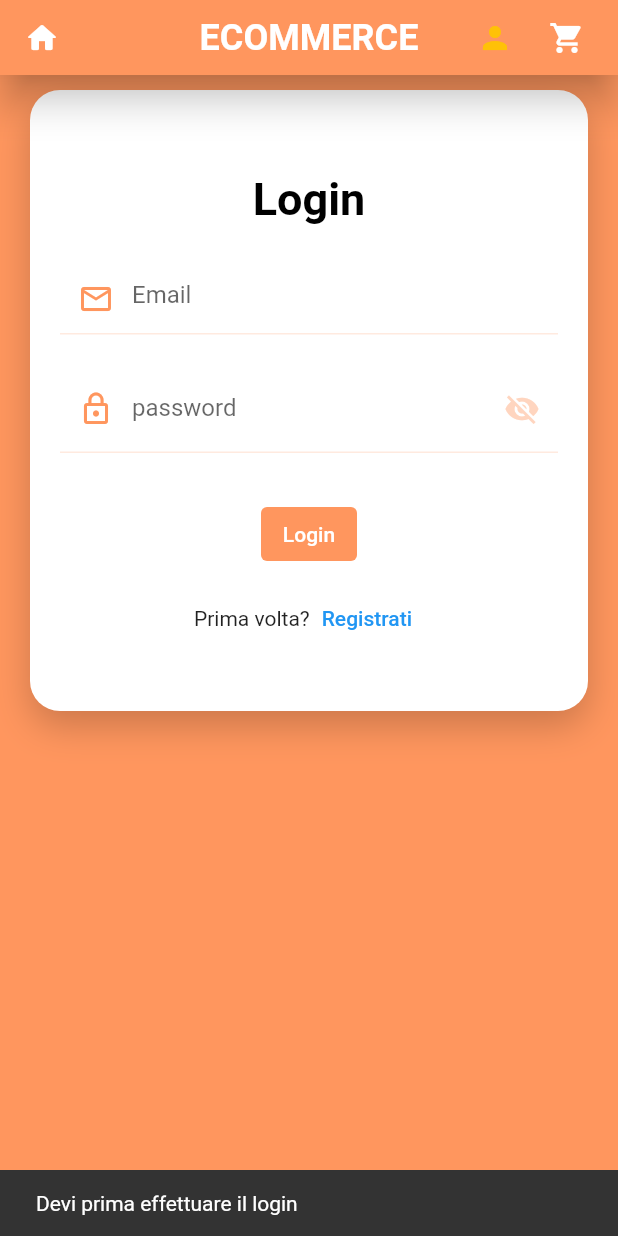
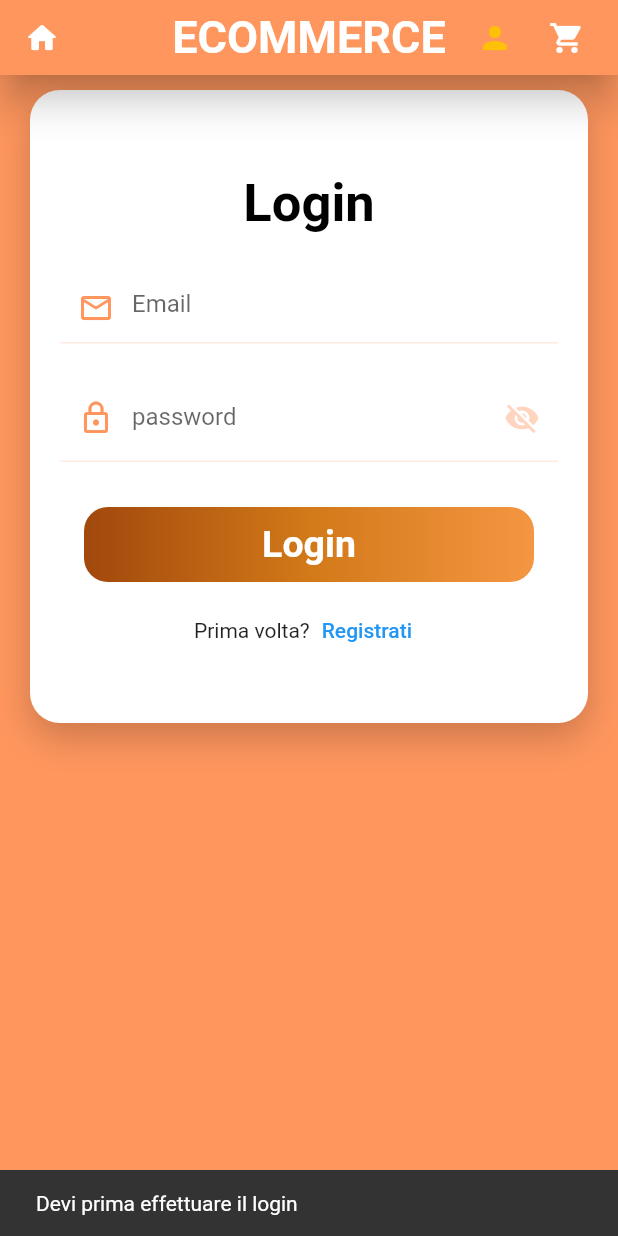
Before and after one commit to simoneloop/ecommerce-view, a Flutter app: the screen it shows after launch, after a tap on the "person" icon, on a phone screen of 412 x 824 dp. Run offline on Flutter 3.47's test engine with Material 2 defaults, Android fonts, the phone set to English and light mode, and no system bars; missing offline and left inert: dart:html, dart:js; network calls fail; Roboto replaces fonts that are missing (Poppins).

Commit message:
new awesome features

```diff
--- a/lib/Uti/Consts.dart
+++ b/lib/Uti/Consts.dart
@@ -68,6 +68,13 @@ class Consts{
       Color(0xFF42A5F5),
     ],
   );
+  static const LinearGradient kOrangeGradient=LinearGradient(
+    colors: <Color>[
+      Color(0xFFA1480D),
+      Color(0xFFD27919),
+      Color(0xFFF59642),
+    ],
+  );
   static const double kToolbarHeight=50;
   static const Color BRACCIALE_COLOR=Color(0xffd4b483);
   static const Color ORECCHINO_COLOR=Color(0xffccfbfe);
--- a/lib/main.dart
+++ b/lib/main.dart
@@ -33,22 +33,22 @@ class MyApp extends StatelessWidget {
           headline1: TextStyle(fontSize: 40,  fontWeight: FontWeight.w700,
             color: Colors.black,),
           headline2: TextStyle(
+            fontSize: 35,
+            fontWeight: FontWeight.w700,
+            color: Colors.black,
+          ),
+          headline3: TextStyle(
             fontSize: 30,
             fontWeight: FontWeight.w700,
             color: Colors.black,
           ),
-          headline3: TextStyle(
-            fontSize: 24.0,
-            fontWeight: FontWeight.w700,
-            color: Colors.black,
-          ),
           headline4: TextStyle(
-            fontSize: 17,
+            fontSize: 25,
             fontWeight: FontWeight.normal,
             color: Colors.black,
           ),
           headline5: TextStyle(
-            fontSize: 13,
+            fontSize: 20,
             fontWeight: FontWeight.normal,
             color: Colors.black,
           ),
--- a/lib/pages/LoginPage.dart
+++ b/lib/pages/LoginPage.dart
@@ -2,6 +2,7 @@ import 'dart:html';
 import 'dart:ui';
 
 import 'package:ecommerce_view/widgets/AppBarWidget.dart';
+import 'package:ecommerce_view/widgets/CoolTextButton.dart';
 import 'package:ecommerce_view/widgets/ProgressHUD.dart';
 import 'package:flutter/material.dart';
 import 'package:flutter/services.dart';
@@ -135,22 +136,13 @@ class _LoginPageState extends State<LoginPage> {
                         SizedBox(
                           height: 30,
                         ),
-                        Container(
-                          decoration: BoxDecoration(borderRadius: BorderRadius.circular(10)),
-                          child: TextButton(
-                            onPressed: (){ValidateAndLogin();
-                              setState(() {
-                                isApiCallProcess=true;
-                              });
+                        CoolTextButton(gradient: Consts.kOrangeGradient, text: "Login", press:(){ValidateAndLogin();
+                        setState(() {
+                          isApiCallProcess=true;
+                        });
 
-                            },
-                            child: Text(
-                              "Login",
-                              style: TextStyle(color: Colors.white),
-                            ),
-                            style:ButtonStyle(backgroundColor: MaterialStateProperty.all<Color>(Theme.of(context).colorScheme.secondary)),
-                          ),
-                        ),
+                        }),
+
                         Padding(
                           padding: const EdgeInsets.symmetric(vertical: 8.0),
                           child: Row(
--- /dev/null
+++ b/lib/widgets/CoolTextButton.dart
@@ -0,0 +1,26 @@
+import 'package:flutter/material.dart';
+
+class CoolTextButton extends StatelessWidget {
+  const CoolTextButton({Key? key, required this.gradient, required this.text, required this.press,this.height,this.width}) : super(key: key);
+
+  final Function() press;
+  final LinearGradient gradient;
+  final String text;
+  final double? width;
+  final double? height;
+  @override
+  Widget build(BuildContext context) {
+    return ClipRRect(
+        borderRadius: BorderRadius.circular(16),
+        child: Container(
+            width: 300,
+            height: 50,
+            decoration: BoxDecoration(
+              gradient: gradient,
+            ),
+            child: TextButton(onPressed: press, child:Text(text,style: Theme.of(context)
+                .textTheme
+                .headline4
+                ?.copyWith(color: Colors.white,fontWeight: FontWeight.bold),) )));
+  }
+}
```
Also changed, not shown: lib/pages/UserDetailsPage.dart (+12 -35 lines), lib/widgets/PurchaseCard.dart (added, +106 -0 lines), lib/widgets/CoolText.dart (added).
